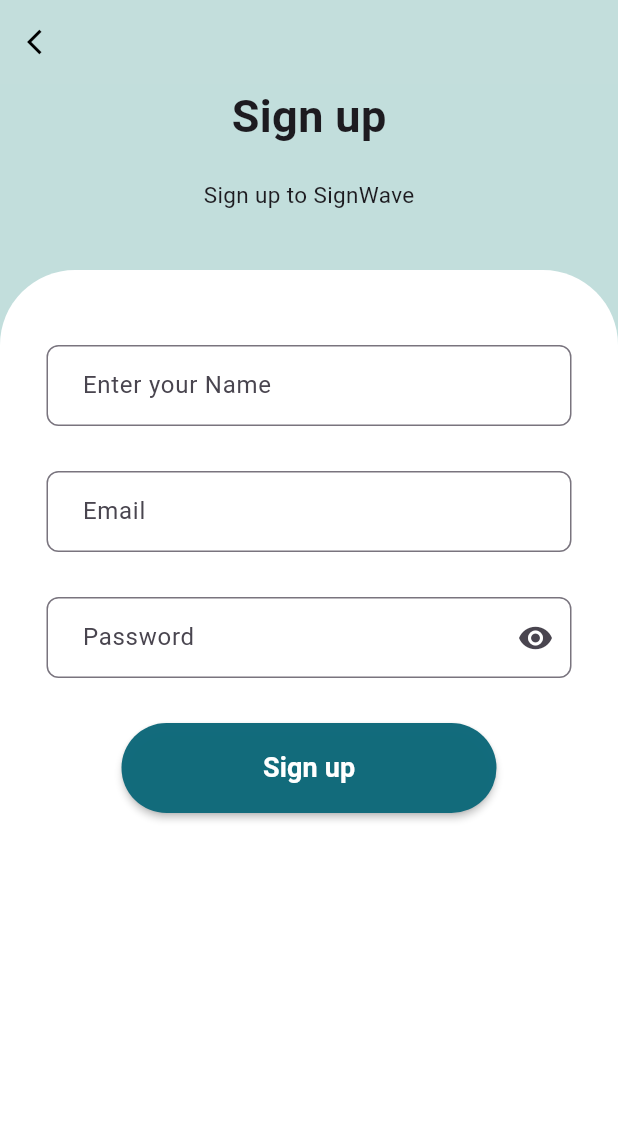
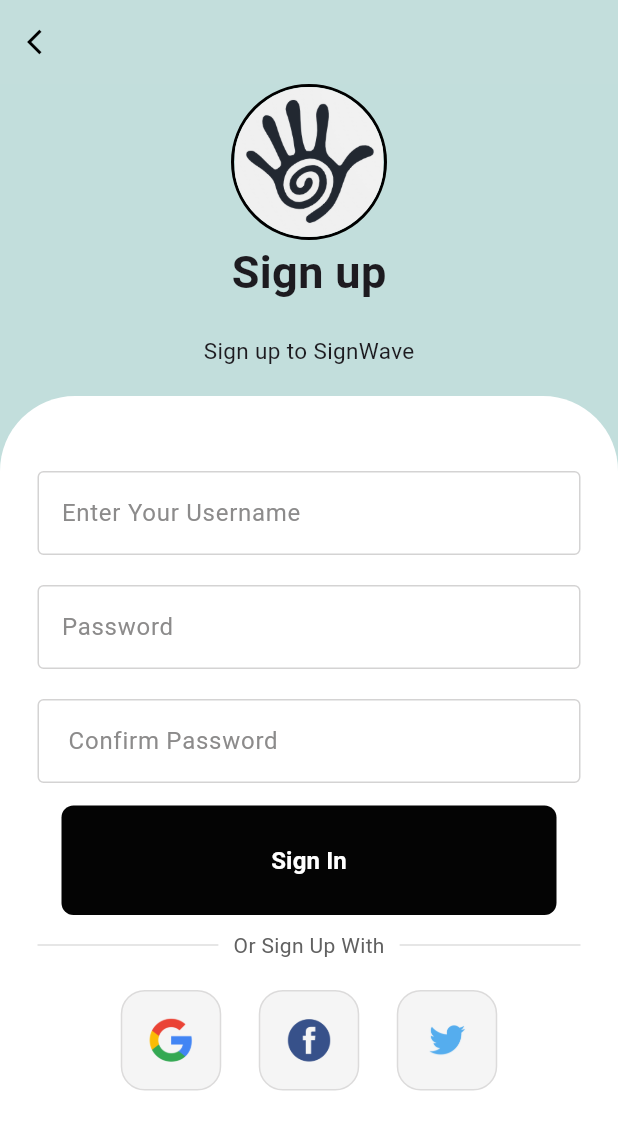
Before and after one commit to Deshan0802/SDGP, a Flutter app: the SignupPage screen opened directly, on a phone screen of 412 x 824 dp. Shown: the top 1130 px of the screen. Run offline on Flutter 3.47's test engine with Material 3 defaults, Android fonts, the phone set to English and light mode, and no system bars.

Commit message:
Update Spash Screen and SignIn Screen

```diff
--- a/frontend/lib/components/signin_button.dart
+++ b/frontend/lib/components/signin_button.dart
@@ -16,7 +16,7 @@ class MyButtonSign extends StatelessWidget {
             Navigator.push(
               // Navigate to LogScreen
               context,
-              MaterialPageRoute(builder: (context) => const SignupPage()),
+              MaterialPageRoute(builder: (context) => SignupPage()),
             );
           }
         },
--- a/frontend/lib/logScreen.dart
+++ b/frontend/lib/logScreen.dart
@@ -240,8 +240,7 @@ class LogScreen extends StatelessWidget {
                               Navigator.push(
                                   context,
                                   MaterialPageRoute(
-                                      builder: (context) =>
-                                          const SignupPage()));
+                                      builder: (context) => SignupPage()));
                             },
                             child: const Text(
                               'Register',
--- a/frontend/lib/signupPage.dart
+++ b/frontend/lib/signupPage.dart
@@ -1,10 +1,17 @@
 // ignore_for_file: file_names
 
 import 'package:flutter/material.dart';
+import 'package:front_end/components/square_tile.dart';
+import 'package:front_end/components/my_textfield.dart';
 import 'audioToAsl.dart';
 
 class SignupPage extends StatelessWidget {
-  const SignupPage({super.key});
+  SignupPage({super.key});
+  //text editing Controllers Omen
+
+  final usernameController = TextEditingController();
+  final passwordController = TextEditingController();
+  final passwordController2 = TextEditingController();
 
   @override
   Widget build(BuildContext context) {
@@ -26,12 +33,28 @@ class SignupPage extends StatelessWidget {
       ),
       body: SingleChildScrollView(
         child: Container(
-          color: const Color(0xffdc2dedc),
+          color: const Color.fromRGBO(194, 222, 220, 0.992),
           height: MediaQuery.of(context).size.height,
           width: double.infinity,
           child: Column(
             mainAxisAlignment: MainAxisAlignment.start,
             children: [
+              Container(
+                decoration: BoxDecoration(
+                  shape: BoxShape.circle,
+                  border: Border.all(
+                    color: Colors.black,
+                    width: 2, // Adjust the width of the border as needed
+                  ),
+                ),
+                child: ClipOval(
+                  child: Image.asset(
+                    'assets/images/Haaand.png',
+                    width: 100, // Adjust width as needed
+                    height: 100, // Adjust height as needed
+                  ),
+                ),
+              ),
               const Column(
                 children: [
                   Text(
@@ -53,7 +76,7 @@ class SignupPage extends StatelessWidget {
                 ],
               ),
               const SizedBox(
-                height: 40,
+                height: 20,
               ),
               Expanded(
                 child: Container(
@@ -68,91 +91,37 @@ class SignupPage extends StatelessWidget {
                   child: Column(
                     children: [
                       const SizedBox(
+                        //White Box Size
                         height: 50,
                       ),
-                      const SizedBox(
-                        width: 350,
-                        child: TextField(
-                          decoration: InputDecoration(
-                            hintText: 'Enter your Name',
-                            border: OutlineInputBorder(
-                              borderRadius:
-                                  BorderRadius.all(Radius.circular(8.0)),
-                              borderSide: BorderSide(
-                                color: Color.fromRGBO(17, 106, 123, 0.992),
-                                width: 2.0,
-                              ),
-                            ),
-                            contentPadding: EdgeInsets.symmetric(
-                              vertical: 15.0,
-                              horizontal: 20.0,
-                            ),
-                          ),
-                        ),
+
+                      //text fields
+
+                      MyTextField(
+                        controller: usernameController,
+                        hintText: 'Enter Your Username',
+                        obscureText: false,
                       ),
                       const SizedBox(
-                        // To maintain the space between buttons
-                        height: 30,
+                        height: 20,
                       ),
-                      const Column(
-                        children: [
-                          SizedBox(
-                            width: 350, // Adjust the width of the container
-                            child: TextField(
-                              decoration: InputDecoration(
-                                hintText: 'Email',
-                                border: OutlineInputBorder(
-                                  borderRadius:
-                                      BorderRadius.all(Radius.circular(8.0)),
-                                  borderSide: BorderSide(
-                                    color: Color(0xffd116a7b),
-                                    width: 2.0,
-                                  ),
-                                ),
-                                contentPadding: EdgeInsets.symmetric(
-                                  vertical: 15.0,
-                                  horizontal: 20.0,
-                                ),
-                              ),
-                            ),
-                          ),
-                        ],
+                      // User Password
+                      MyTextField(
+                        controller: passwordController,
+                        hintText: 'Password',
+                        obscureText: true,
                       ),
                       const SizedBox(
-                        height: 30,
+                        height: 20,
                       ),
-                      const Column(
-                        children: [
-                          SizedBox(
-                            width: 350, // Adjust the width of the container
-                            child: TextField(
-                              obscureText: true, // To take password input
-                              decoration: InputDecoration(
-                                // To take input from the user
-                                hintText: 'Password',
-                                border: OutlineInputBorder(
-                                  borderRadius:
-                                      BorderRadius.all(Radius.circular(8.0)),
-                                  borderSide: BorderSide(
-                                    color: Color(0xffd116a7b),
-                                    width: 2.0,
-                                  ),
-                                ),
-                                suffixIcon: IconButton(
-                                  onPressed: null,
-                                  icon: Icon(Icons.remove_red_eye_sharp),
-                                ),
-                                contentPadding: EdgeInsets.symmetric(
-                                  // Ajust the space between the box and the text
-                                  vertical: 15.0,
-                                  horizontal: 20.0,
-                                ),
-                              ),
-                            ),
-                          ),
-                        ],
+                      MyTextField(
+                        controller: passwordController2,
+                        hintText: ' Confirm Password',
+                        obscureText: true,
                       ),
-                      const SizedBox(height: 30),
+                      const SizedBox(
+                        height: 15,
+                      ),
                       MaterialButton(
                         minWidth: 250,
                         height: 60,
@@ -162,17 +131,79 @@ class SignupPage extends StatelessWidget {
                               MaterialPageRoute(
                                   builder: (context) => const audioToAsl()));
                         },
-                        color: const Color(
-                            0xffd116a7b), // defining the shape of the sign in button
-                        shape: RoundedRectangleBorder(
-                            borderRadius: BorderRadius.circular(50)),
-                        child: const Text(
-                          "Sign up",
-                          style: TextStyle(
-                              color: Colors.white,
-                              fontWeight: FontWeight.w600,
-                              fontSize: 18),
+                        child: Container(
+                          padding: const EdgeInsets.all(25),
+                          margin: const EdgeInsets.symmetric(horizontal: 25),
+                          decoration: BoxDecoration(
+                            color: Color.fromARGB(251, 0, 0, 0),
+                            borderRadius: BorderRadius.circular(8),
+                          ),
+                          child: const Center(
+                            child: Text(
+                              "Sign In",
+                              style: TextStyle(
+                                color: Colors.white,
+                                fontWeight: FontWeight.bold,
+                                fontSize: 16,
+                              ),
+                            ),
+                          ),
                         ),
+                      ),
+                      const SizedBox(
+                        height: 10,
+                      ),
+                      //Or continue with message
+                      const Padding(
+                        padding: EdgeInsets.symmetric(horizontal: 25.0),
+                        child: Row(
+                          children: [
+                            Expanded(
+                              child: Divider(
+                                thickness: 0.5,
+                                color: Color.fromRGBO(189, 189, 189, 1),
+                              ),
+                            ),
+                            Padding(
+                              padding: EdgeInsets.symmetric(horizontal: 10.0),
+                              child: Text('Or Sign Up With',
+                                  style: TextStyle(
+                                      color: Color.fromRGBO(97, 97, 97, 1))),
+                            ),
+                            Expanded(
+                              child: Divider(
+                                thickness: 0.5,
+                                color: Color.fromRGBO(189, 189, 189, 1),
+                              ),
+                            )
+                          ],
+                        ),
+                      ),
+                      const SizedBox(
+                        height: 20,
+                      ),
+
+                      //google + facebook +twitter buttons
+
+                      const Row(
+                        mainAxisAlignment: MainAxisAlignment.center,
+                        children: [
+                          //google
+                          SquareTile(imagePath: 'assets/images/googleLogo.png'),
+                          SizedBox(
+                            width: 25,
+                          ),
+
+                          //Facebook
+                          SquareTile(
+                              imagePath: 'assets/images/facebookLogo.png'),
+                          SizedBox(
+                            width: 25,
+                          ),
+                          //Twitter,
+                          SquareTile(
+                              imagePath: 'assets/images/twitterLogo.png'),
+                        ],
                       ),
                     ],
                   ),
--- a/frontend/lib/splashScreen.dart
+++ b/frontend/lib/splashScreen.dart
@@ -1,7 +1,8 @@
+// ignore_for_file: file_names
+
 import 'dart:async';
 import 'package:flutter/material.dart';
 import 'package:front_end/welcomePage.dart';
-
 
 class splashScreen extends StatefulWidget {
   const splashScreen({super.key});
@@ -14,7 +15,7 @@ class _splashScreenState extends State<splashScreen> {
   @override
   void initState() {
     super.initState();
-    Timer(const Duration(seconds: 3), () {
+    Timer(const Duration(seconds: 10), () {
       Navigator.pushReplacement(
           context,
           MaterialPageRoute(
@@ -28,13 +29,69 @@ class _splashScreenState extends State<splashScreen> {
     return Scaffold(
       body: Center(
         child: Container(
+          width:
+              MediaQuery.of(context).size.width * 1.0, // 100% of screen width
           decoration: const BoxDecoration(
             gradient: LinearGradient(
-          colors: [Color(0xffd116a7b), Color(0xffdc2dedc)],
+              colors: [
+                Color.fromRGBO(17, 106, 123, 0.992),
+                Color.fromRGBO(194, 222, 220, 0.992)
+              ],
               begin: Alignment.topLeft,
               end: Alignment.bottomLeft,
             ),
           ),
-    )));
+          child: Stack(
+            alignment: Alignment.center,
+            children: [
+              // Image Widget for the Logo (Circular Positioned)
+              Positioned(
+                top: MediaQuery.of(context).size.height *
+                    0.3, // Adjust the value as needed
+                child: SizedBox(
+                  width: MediaQuery.of(context).size.width *
+                      0.5, // Adjust the width as needed
+                  height: MediaQuery.of(context).size.width *
+                      0.5, // Adjust the height as needed
+                  child: ClipOval(
+                    child: Image.asset(
+                      'assets/images/Haaand.png',
+                      fit: BoxFit.cover,
+                    ),
+                  ),
+                ),
+              ),
+
+              // Text Widget for the App Name and Motto
+              Positioned(
+                bottom: MediaQuery.of(context).size.height *
+                    0.3, // Adjust height after image LOGo
+                child: const Column(
+                  mainAxisAlignment: MainAxisAlignment.center,
+                  children: [
+                    Text(
+                      'SignWave',
+                      style: TextStyle(
+                        color: Color.fromARGB(255, 4, 4, 4),
+                        fontSize: 24,
+                        fontWeight: FontWeight.bold,
+                      ),
+                    ),
+                    SizedBox(height: 40),
+                    Text(
+                      'Beyond Words, Within Reach',
+                      style: TextStyle(
+                        color: Color.fromARGB(255, 0, 0, 0),
+                        fontSize: 18,
+                      ),
+                    ),
+                  ],
+                ),
+              ),
+            ],
+          ),
+        ),
+      ),
+    );
   }
 }
```
Lines whose indentation alone changed are shown as unchanged.
